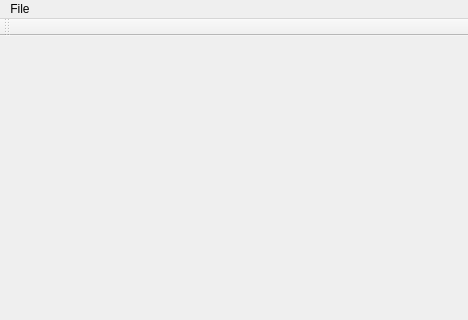
Old version of the form ui/mainwindow.ui in the repository jrem090/Raytracer; both pictures show x 0 to 468 and y 0 to 320 of the 468 by 560 pixel window.
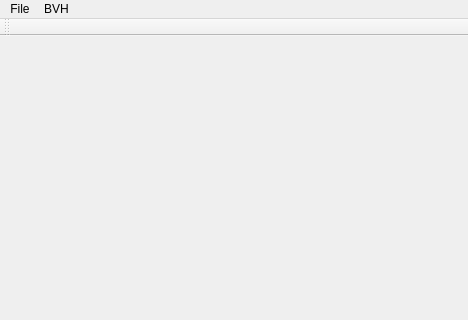
New version of the form.

The edit to the form file:
```diff
--- a/ui/mainwindow.ui
+++ b/ui/mainwindow.ui
@@ -389,7 +389,14 @@
     </property>
     <addaction name="actionHelp"/>
    </widget>
+   <widget class="QMenu" name="menuBVH">
+    <property name="title">
+     <string>BVH</string>
+    </property>
+    <addaction name="actionviewer"/>
+   </widget>
    <addaction name="menuHelp"/>
+   <addaction name="menuBVH"/>
   </widget>
   <widget class="QToolBar" name="mainToolBar">
    <attribute name="toolBarArea">
```
Left out of the diff: 10 changed lines with no effect on the pictures.
